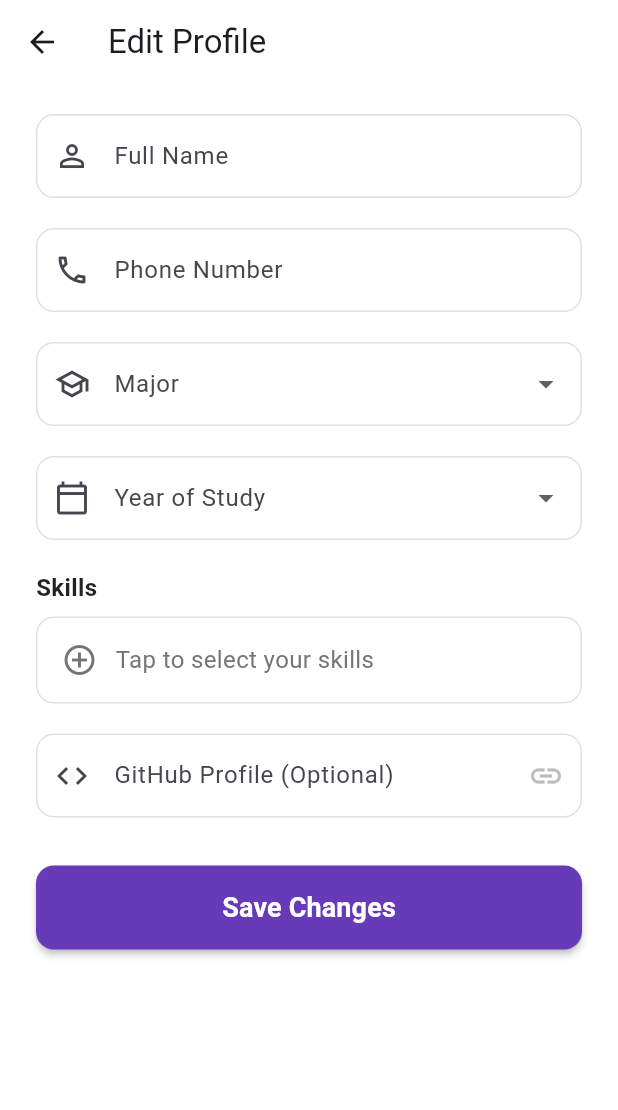
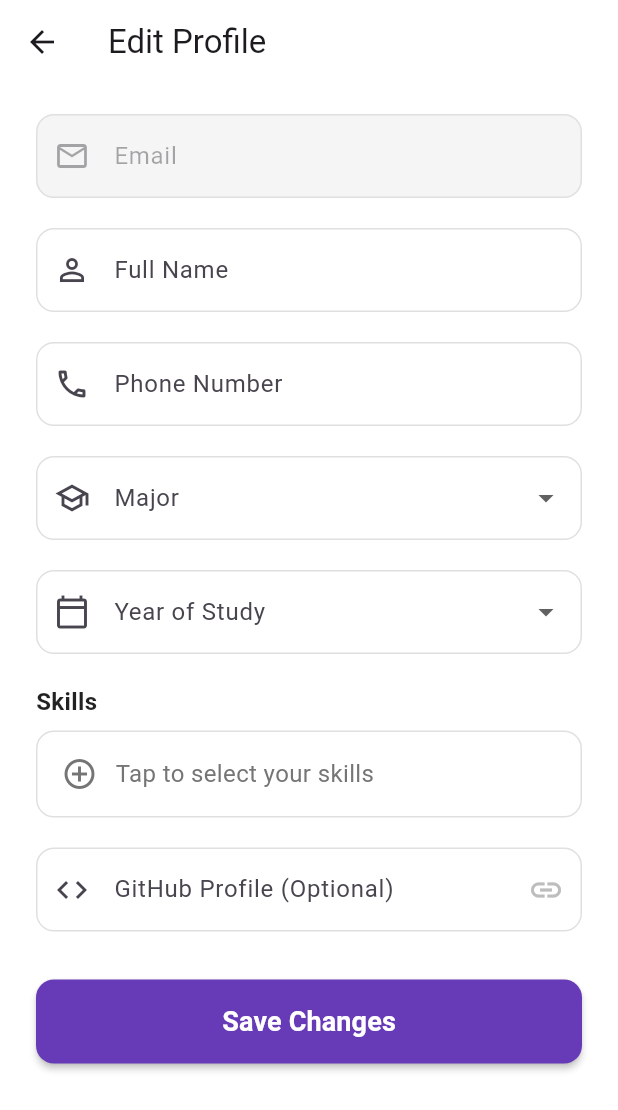
Before and after one commit to SoktyHeng/SkillSync-Flutter, a Flutter app: the EditProfilePage screen opened directly, on a phone screen of 412 x 824 dp. Shown: the top 1110 px of the screen. Run offline on Flutter 3.47's test engine with Material 3 defaults, Android fonts, the phone set to English and light mode, and no system bars; our stand-ins replace cloud_firestore, firebase_auth, firebase_core, firebase_storage, flutter_native_splash, flutter_svg and 2 more; accounts and stored records are empty; statements that could not run were skipped.

Commit message:
add email field to edit profile page

```diff
--- a/lib/pages/edit_profile.dart
+++ b/lib/pages/edit_profile.dart
@@ -18,6 +18,7 @@ class _EditProfilePageState extends State<EditProfilePage> {
   bool _isLoading = false;
   bool _isLoadingData = true;
 
+  String? _userEmail;
   String? _selectedMajor;
   String? _selectedYear;
   final List<String> _selectedSkills = [];
@@ -79,6 +80,7 @@ class _EditProfilePageState extends State<EditProfilePage> {
       final userData = await _userService.getUserProfile();
       if (userData != null && mounted) {
         setState(() {
+          _userEmail = userData['email'];
           _nameController.text = userData['name'] ?? '';
           _phoneController.text = userData['phoneNumber'] ?? '';
           _githubController.text = userData['githubUrl'] ?? '';
@@ -346,6 +348,27 @@ class _EditProfilePageState extends State<EditProfilePage> {
                   children: [
                     const SizedBox(height: 20),
 
+                    // Email field (read-only)
+                    TextField(
+                      controller: TextEditingController(text: _userEmail ?? ''),
+                      readOnly: true,
+                      enabled: false,
+                      decoration: InputDecoration(
+                        labelText: 'Email',
+                        prefixIcon: const Icon(Icons.email_outlined),
+                        border: OutlineInputBorder(
+                          borderRadius: BorderRadius.circular(12.0),
+                        ),
+                        disabledBorder: OutlineInputBorder(
+                          borderRadius: BorderRadius.circular(12.0),
+                          borderSide: BorderSide(color: Colors.grey[300]!),
+                        ),
+                        filled: true,
+                        fillColor: Colors.grey[100],
+                      ),
+                    ),
+                    const SizedBox(height: 20),
+
                     // Name field
                     TextField(
                       controller: _nameController,
```
Also changed, not shown: 1 other file.
